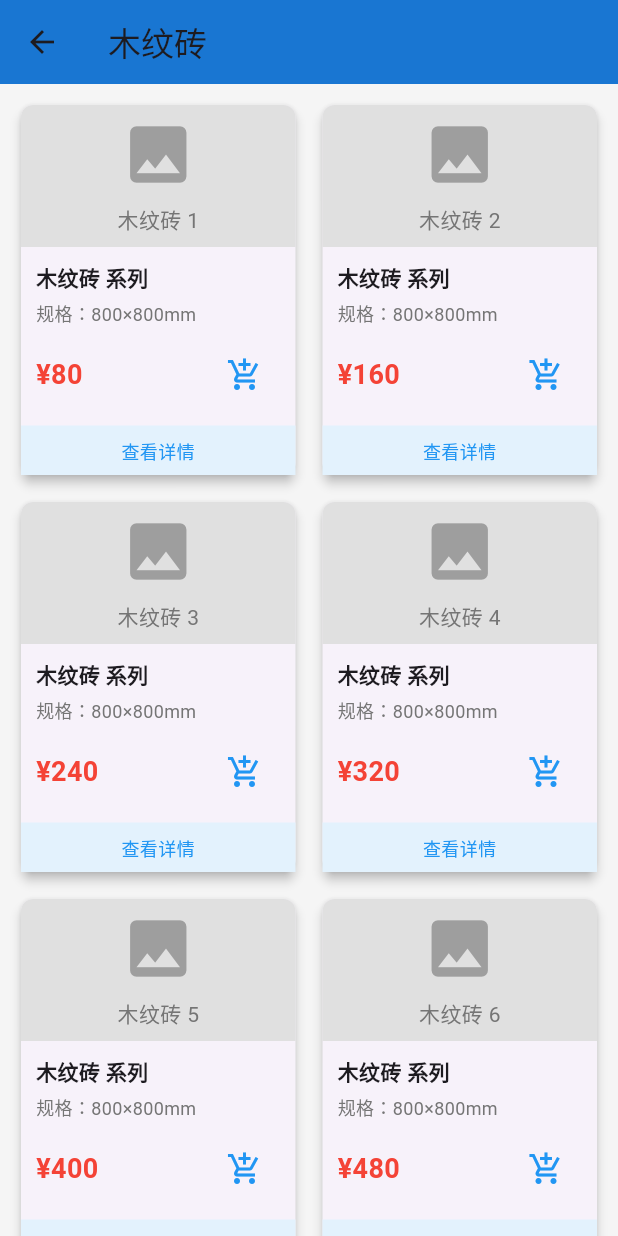
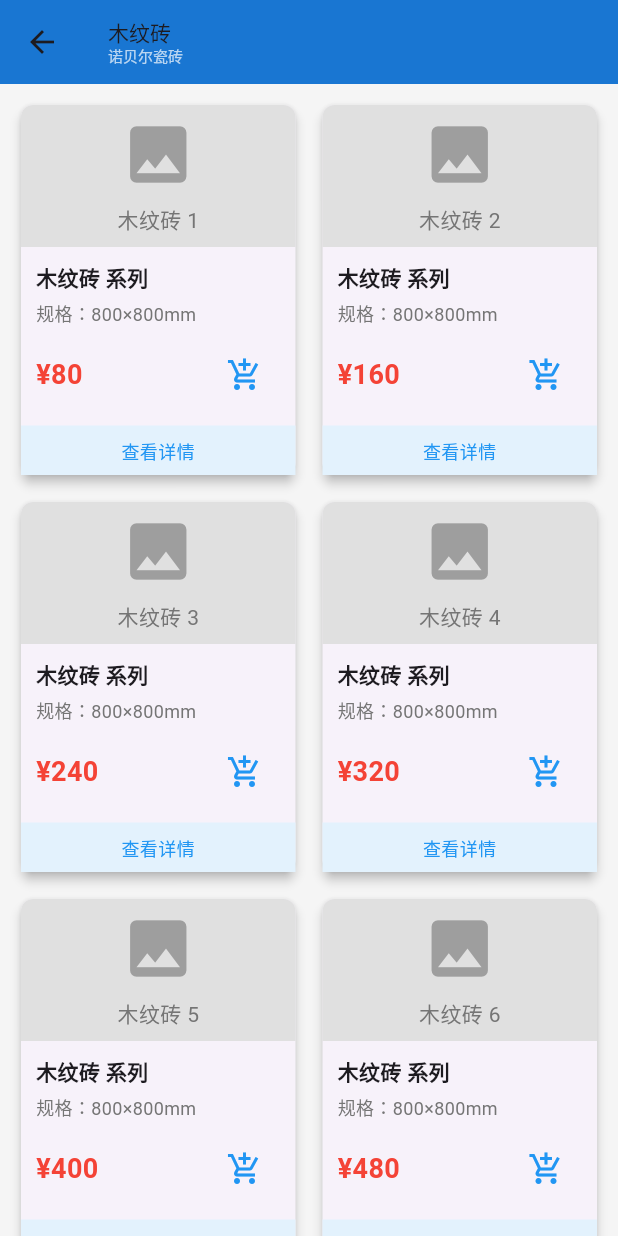
Before and after one commit to 773172733-jpg/tile_shop_app, a Flutter app: the screen it shows after launch, after a tap on "木纹砖", on a phone screen of 412 x 824 dp. Run offline on Flutter 3.47's test engine with Material 3 defaults, Android fonts, the phone set to English and light mode, and no system bars.

Commit message:
添加品牌选择功能 - 点击分类弹出诺贝尔瓷砖/HBI 岩板选择

```diff
--- a/lib/main.dart
+++ b/lib/main.dart
@@ -387,15 +387,38 @@ class HomePage extends StatelessWidget {
     Color color,
     double height,
   ) {
-    return _buildCard(
-      context,
-      title,
-      icon,
-      color,
-      height,
-      iconSize: height * 0.35,
-      fontSize: 18,
-      isLarge: true,
+    return Card(
+      elevation: 3,
+      shape: RoundedRectangleBorder(borderRadius: BorderRadius.circular(12)),
+      margin: EdgeInsets.zero,
+      clipBehavior: Clip.antiAlias,
+      child: InkWell(
+        onTap: () => showBrandDialog(context, title),
+        child: Container(
+          height: height,
+          color: color,
+          child: Column(
+            mainAxisAlignment: MainAxisAlignment.center,
+            children: [
+              Icon(icon, size: height * 0.35, color: Colors.white),
+              const SizedBox(height: 12),
+              Padding(
+                padding: const EdgeInsets.symmetric(horizontal: 8),
+                child: Text(
+                  title,
+                  style: const TextStyle(
+                    fontSize: 18,
+                    fontWeight: FontWeight.bold,
+                    color: Colors.white,
+                  ),
+                  maxLines: 1,
+                  overflow: TextOverflow.ellipsis,
+                ),
+              ),
+            ],
+          ),
+        ),
+      ),
     );
   }
 
@@ -497,12 +520,7 @@ class HomePage extends StatelessWidget {
       margin: EdgeInsets.zero,
       clipBehavior: Clip.antiAlias,
       child: InkWell(
-        onTap: () => Navigator.push(
-          context,
-          MaterialPageRoute(
-            builder: (_) => ProductListPage(categoryName: title),
-          ),
-        ),
+        onTap: () => showBrandDialog(context, title),
         child: Container(
           height: height,
           color: color,
@@ -533,16 +551,71 @@ class HomePage extends StatelessWidget {
   }
 }
 
+void showBrandDialog(BuildContext context, String categoryName) {
+  showDialog(
+    context: context,
+    builder: (context) => AlertDialog(
+      shape: RoundedRectangleBorder(borderRadius: BorderRadius.circular(16)),
+      title: const Text('选择品牌', textAlign: TextAlign.center),
+      content: Column(
+        mainAxisSize: MainAxisSize.min,
+        children: [
+          buildBrandTile(context, categoryName, '诺贝尔瓷砖', Colors.blue),
+          const SizedBox(height: 12),
+          buildBrandTile(context, categoryName, 'HBI 岩板', Colors.purple),
+        ],
+      ),
+    ),
+  );
+}
+
+Widget buildBrandTile(BuildContext context, String categoryName, String brand, Color color) {
+  return InkWell(
+    onTap: () {
+      Navigator.pop(context);
+      Navigator.push(
+        context,
+        MaterialPageRoute(builder: (_) => ProductListPage(categoryName: categoryName, brand: brand)),
+      );
+    },
+    child: Container(
+      padding: const EdgeInsets.all(20),
+      decoration: BoxDecoration(
+        color: color.withOpacity(0.1),
+        borderRadius: BorderRadius.circular(12),
+        border: Border.all(color: color, width: 2),
+      ),
+      child: Row(
+        mainAxisAlignment: MainAxisAlignment.spaceBetween,
+        children: [
+          Text(
+            brand,
+            style: TextStyle(fontSize: 16, fontWeight: FontWeight.bold, color: color),
+          ),
+          Icon(Icons.arrow_forward_ios, size: 18, color: color),
+        ],
+      ),
+    ),
+  );
+}
+
 class ProductListPage extends StatelessWidget {
   final String categoryName;
+  final String brand;
 
-  const ProductListPage({super.key, required this.categoryName});
+  const ProductListPage({super.key, required this.categoryName, this.brand = '诺贝尔瓷砖'});
 
   @override
   Widget build(BuildContext context) {
     return Scaffold(
       appBar: AppBar(
-        title: Text(categoryName),
+        title: Column(
+          crossAxisAlignment: CrossAxisAlignment.start,
+          children: [
+            Text(categoryName, style: const TextStyle(fontSize: 14)),
+            Text(brand, style: const TextStyle(fontSize: 10, color: Colors.white70)),
+          ],
+        ),
         backgroundColor: Colors.blue.shade700,
       ),
       body: Container(
```
